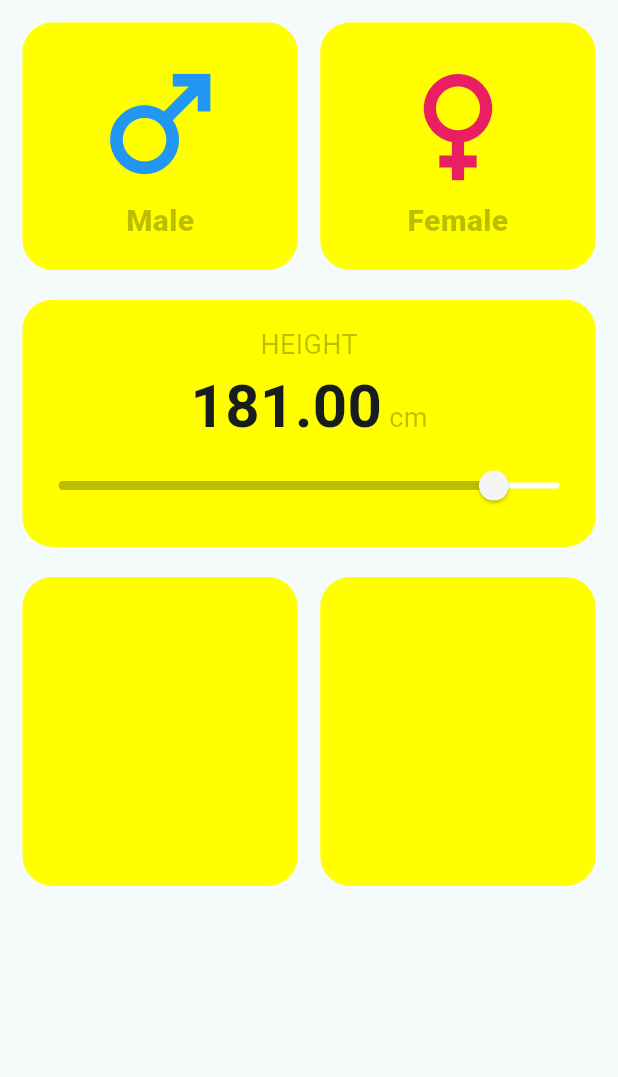
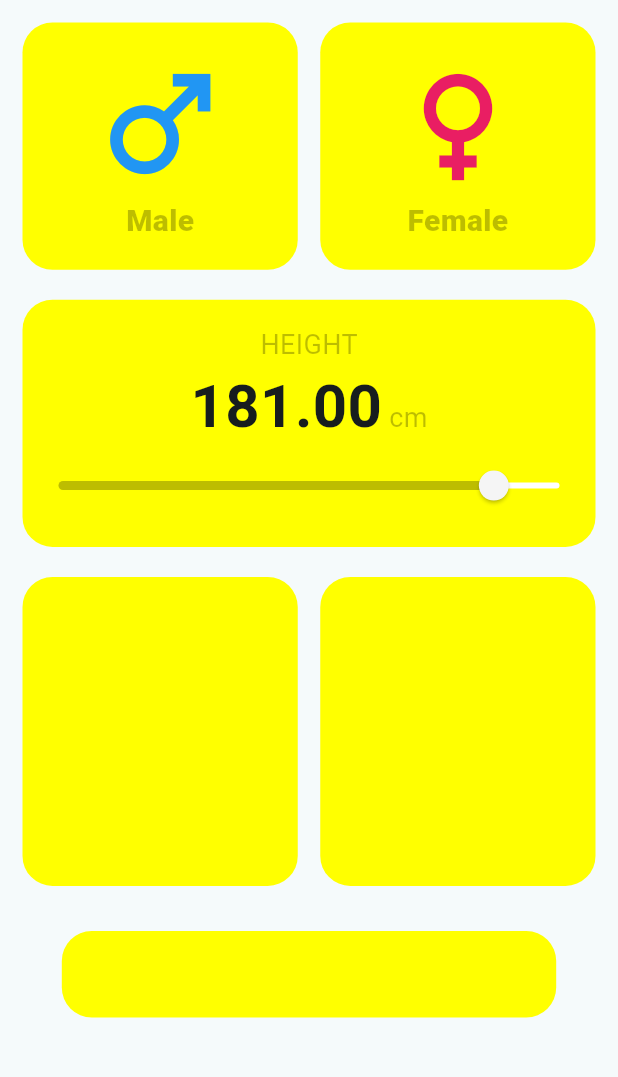
Before and after one commit to Ratndeep1999/bmi_calculator, a Flutter app: the screen it shows after launch, on a phone screen of 412 x 824 dp, the part 84-1161 px from its top. Run offline on Flutter 3.47's test engine with Material 3 defaults, Android fonts, the phone set to English and light mode, and no system bars.

Commit message:
bmi_calculator_page.dart : male anf female section (container, icons, text) added, Height section (Text.rich, Text and slider) added, weight Container() and age Container() both section added, claculate bmi button to calculate bmi added,

```diff
--- a/lib/bmi_calculator_page.dart
+++ b/lib/bmi_calculator_page.dart
@@ -176,7 +176,7 @@ class _BmiCalculatorPageState extends State<BmiCalculatorPage> {
                     ),
                   ),
 
-                  SizedBox(width: 15,),
+                  SizedBox(width: 15),
 
                   // Age Section
                   Expanded(
@@ -191,6 +191,17 @@ class _BmiCalculatorPageState extends State<BmiCalculatorPage> {
                 ],
               ),
 
+              SizedBox(height: 30),
+
+              // Calculate Button
+              Container(
+                height: MediaQuery.of(context).size.height * 0.07,
+                width: MediaQuery.of(context).size.width * 0.8,
+                decoration: BoxDecoration(
+                  borderRadius: BorderRadius.circular(20),
+                  color: Colors.yellowAccent,
+                ),
+              ),
             ],
           ),
         ),
```
